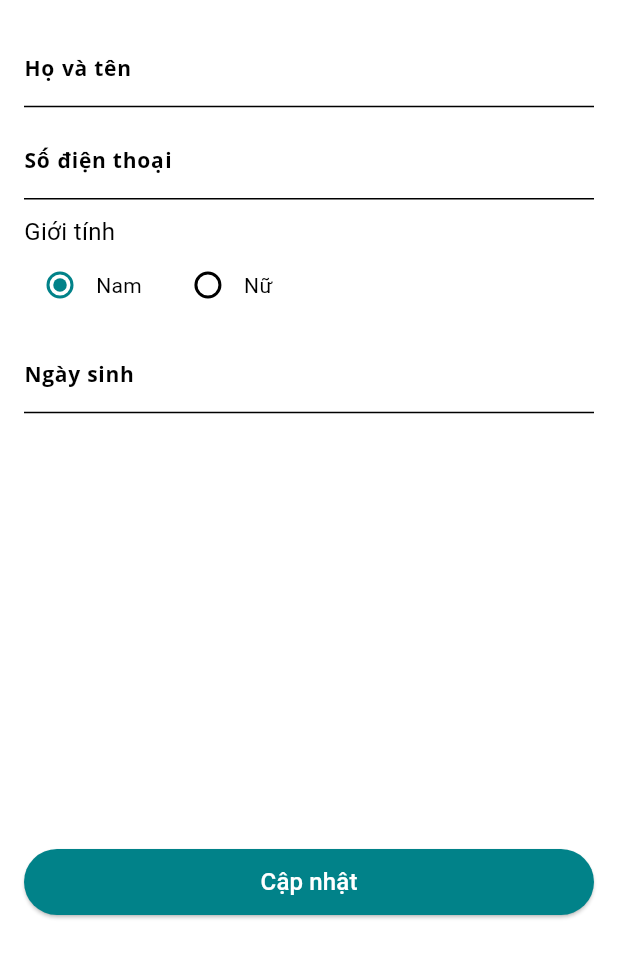
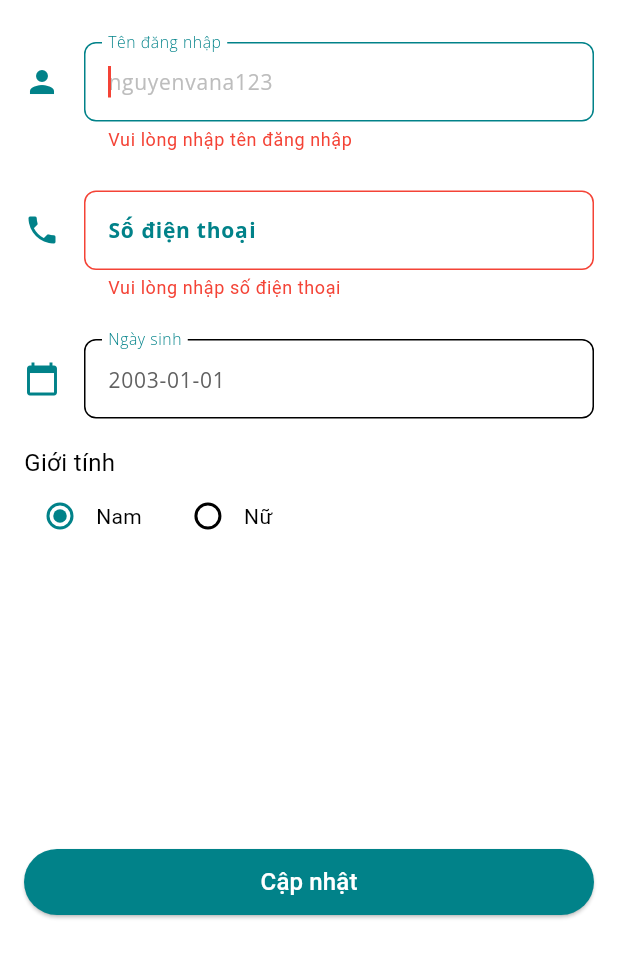
Before and after one commit to phamvlap/pharmacy-app, a Flutter app: the EditUserInformationScreen screen opened directly, after a tap on "Cập nhật", on a phone screen of 412 x 824 dp, the part 258-1236 px from its top. Run offline on Flutter 3.47's test engine with Material 3 defaults, Android fonts, the phone set to English and light mode, and no system bars; our stand-ins replace carousel_slider, google_fonts; accounts and stored records are empty.

Commit message:
feat: update form fields in edit user information screen

```diff
--- a/lib/models/user.dart
+++ b/lib/models/user.dart
@@ -23,6 +23,8 @@ class User {
     String? password,
     String? phoneNumber,
     String? avatarUrl,
+    String? gender,
+    String? dateOfBirth,
   }) {
     return User(
       id: id ?? this.id,
@@ -30,6 +32,8 @@ class User {
       password: password ?? this.password,
       phoneNumber: phoneNumber ?? this.phoneNumber,
       avatarUrl: avatarUrl ?? this.avatarUrl,
+      gender: gender ?? this.gender,
+      dateOfBirth: dateOfBirth ?? this.dateOfBirth,
     );
   }
 }
--- a/lib/ui/auth_screen/login_screen.dart
+++ b/lib/ui/auth_screen/login_screen.dart
@@ -181,6 +181,7 @@ class _LoginScreenState extends State<LoginScreen> {
                       fontSize: AppFontSizes.textSmall,
                       color: Colors.grey[800],
                     ),
+                    textAlign: TextAlign.center,
                   ),
                   const SizedBox(height: 16.0),
                   Row(
@@ -193,7 +194,7 @@ class _LoginScreenState extends State<LoginScreen> {
                         logo: Image.asset(
                           'assets/logos/google.png',
                           width: 24.0,
-                          height: 24.0,
+                          height: 48.0,
                         ),
                         label: const Text('Google'),
                       ),
@@ -204,7 +205,7 @@ class _LoginScreenState extends State<LoginScreen> {
                         logo: Image.asset(
                           'assets/logos/facebook.png',
                           width: 24.0,
-                          height: 24.0,
+                          height: 48.0,
                         ),
                         label: const Text('Facebook'),
                       ),
--- a/lib/ui/auth_screen/register_screen.dart
+++ b/lib/ui/auth_screen/register_screen.dart
@@ -22,6 +22,8 @@ class _RegisterScreenState extends State<RegisterScreen> {
       username: '',
       phoneNumber: '',
       password: '',
+      gender: '',
+      dateOfBirth: '',
     );
     super.initState();
   }
--- a/lib/ui/components/text_form_field.dart
+++ b/lib/ui/components/text_form_field.dart
@@ -14,9 +14,10 @@ class AppTextFormField extends StatefulWidget {
   final bool? autoFocus;
   final TextInputType? keyboardType;
   final bool? hasSuffixIcon;
+  final void Function()? onTap;
 
-  const AppTextFormField({
-    super.key,
+  const AppTextFormField(
+      {super.key,
       this.initialValue,
       this.controller,
       this.icon,
@@ -28,7 +29,7 @@ class AppTextFormField extends StatefulWidget {
       this.autoFocus,
       this.keyboardType,
       this.hasSuffixIcon,
-  });
+      this.onTap});
 
   @override
   State<AppTextFormField> createState() => _AppTextFormFieldState();
@@ -40,8 +41,9 @@ class _AppTextFormFieldState extends State<AppTextFormField> {
 
   @override
   void initState() {
-    _formField['initialValue'] = widget.initialValue ?? '';
     _formField['controller'] = widget.controller;
+    _formField['initialValue'] =
+        (_formField['controller'] == null ? (widget.initialValue ?? '') : null);
     _formField['icon'] = widget.icon;
     _formField['label'] = widget.label ?? '';
     _formField['hintText'] = widget.hintText ?? '';
@@ -52,6 +54,7 @@ class _AppTextFormFieldState extends State<AppTextFormField> {
     _formField['autoFocus'] = widget.autoFocus ?? false;
     _formField['keyboardType'] = widget.keyboardType ?? TextInputType.text;
     _formField['hasSuffixIcon'] = widget.hasSuffixIcon ?? false;
+    _formField['onTap'] = widget.onTap;
     super.initState();
   }
 
@@ -138,6 +141,7 @@ class _AppTextFormFieldState extends State<AppTextFormField> {
           fontWeight: FontWeight.w400,
         ),
         obscureText: _formField['hasSuffixIcon'] ? !isVisibility : false,
+        onTap: _formField['onTap'],
       ),
     );
   }
--- a/lib/ui/user_screen/edit_user_information_screen.dart
+++ b/lib/ui/user_screen/edit_user_information_screen.dart
@@ -2,7 +2,9 @@ import 'dart:developer';
 import 'package:intl/intl.dart';
 import 'package:flutter/material.dart';
 
+import '../components/components.dart';
 import '../../utils/utils.dart';
+import '../../models/models.dart';
 
 class EditUserInformationScreen extends StatefulWidget {
   const EditUserInformationScreen({super.key});
@@ -18,6 +20,104 @@ class _EditUserInformationScreenState extends State<EditUserInformationScreen> {
   final TextEditingController _nameController = TextEditingController();
   final TextEditingController _phoneController = TextEditingController();
   final TextEditingController _dobController = TextEditingController();
+  late User _user;
+  final GlobalKey<FormState> _userInformationForm = GlobalKey<FormState>();
+
+  @override
+  void initState() {
+    _user = User(
+      id: '',
+      username: '',
+      phoneNumber: '',
+      password: '',
+      gender: '',
+      // dateOfBirth: DateTime(2003, 1, 1),
+      dateOfBirth: DateFormat('yyyy-MM-dd').format(DateTime(2003, 1, 1)),
+    );
+    _dobController.text = _user.dateOfBirth as String;
+    super.initState();
+  }
+
+  String? _validateUsername(String? value) {
+    if (value!.isEmpty) {
+      return 'Vui lòng nhập tên đăng nhập';
+    }
+    return null;
+  }
+
+  String? _validatePhoneNumber(String? value) {
+    if (value!.isEmpty) {
+      return 'Vui lòng nhập số điện thoại';
+    }
+    if (value.length < 10 || value.length > 11) {
+      return 'Số điện thoại có độ dài từ 10 đến 11 số';
+    }
+    return null;
+  }
+
+  Widget _buildUsernameField() {
+    return AppTextFormField(
+      initialValue: _user.username,
+      icon: Icons.person,
+      label: 'Tên đăng nhập',
+      hintText: 'nguyenvana123',
+      validator: (value) => _validateUsername(value!),
+      autoFocus: true,
+      onSaved: (value) {
+        _user = _user.copyWith(username: value);
+      },
+    );
+  }
+
+  Widget _buildPhoneNumberField() {
+    return AppTextFormField(
+      initialValue: _user.phoneNumber,
+      icon: Icons.phone,
+      label: 'Số điện thoại',
+      hintText: '',
+      validator: (value) => _validatePhoneNumber(value!),
+      keyboardType: TextInputType.phone,
+      onSaved: (value) {
+        _user = _user.copyWith(phoneNumber: value);
+      },
+    );
+  }
+
+  Widget _buildDateOfBirthField() {
+    return AppTextFormField(
+      // initialValue: _user.dateOfBirth,
+      icon: Icons.calendar_today,
+      label: 'Ngày sinh',
+      hintText: '',
+      onSaved: (value) {
+        _user = _user.copyWith(dateOfBirth: value);
+      },
+      controller: _dobController,
+      onTap: () async {
+        await showDatePicker(
+          context: context,
+          initialDate: DateTime.now(),
+          firstDate: DateTime(2015),
+          lastDate: DateTime(2025),
+        ).then((selectedDate) {
+          if (selectedDate != null) {
+            setState(() {
+              _selectedDate = selectedDate;
+              _dobController.text =
+                  DateFormat('dd/MM/yyyy').format(selectedDate);
+            });
+          }
+        });
+      },
+    );
+  }
+
+  Future<void> _saveForm() async {
+    final isValid = _userInformationForm.currentState!.validate();
+    if (!isValid) {
+      return;
+    }
+  }
 
   @override
   Widget build(BuildContext context) {
@@ -41,24 +141,22 @@ class _EditUserInformationScreenState extends State<EditUserInformationScreen> {
                     'assets/default_avatar.png',
                     width: 100,
                     height: 100,
-                    // fit: BoxFit.contain,
+                    fit: BoxFit.contain,
                   ),
-                  const SizedBox(height: 20.0),
-                  TextFormField(
-                    decoration: const InputDecoration(
-                      labelText: 'Họ và tên',
+                  Form(
+                    key: _userInformationForm,
+                    child: Column(
+                      children: [
+                        const SizedBox(height: 20.0),
+                        _buildUsernameField(),
+                        const SizedBox(height: 10.0),
+                        _buildPhoneNumberField(),
+                        const SizedBox(height: 10.0),
+                        _buildDateOfBirthField(),
+                        const SizedBox(height: 10.0),
+                      ],
                     ),
-                    controller: _nameController,
                   ),
-                  const SizedBox(height: 10.0),
-                  TextFormField(
-                    decoration: const InputDecoration(
-                      labelText: 'Số điện thoại',
-                    ),
-                    keyboardType: TextInputType.phone,
-                    controller: _phoneController,
-                  ),
-                  const SizedBox(height: 10.0),
                   Column(
                     crossAxisAlignment: CrossAxisAlignment.start,
                     children: <Widget>[
@@ -100,38 +198,12 @@ class _EditUserInformationScreenState extends State<EditUserInformationScreen> {
                     ],
                   ),
                   const SizedBox(height: 10.0),
-                  TextFormField(
-                    decoration: const InputDecoration(
-                      labelText: 'Ngày sinh',
-                    ),
-                    controller: _dobController,
-                    onTap: () async {
-                      // FocusScope.of(context).requestFocus(FocusNode());
-                      log('Showing date picker');
-                      await showDatePicker(
-                        context: context,
-                        initialDate: DateTime.now(),
-                        firstDate: DateTime(2015),
-                        lastDate: DateTime(2025),
-                      ).then((selectedDate) {
-                        if (selectedDate != null) {
-                          setState(() {
-                            _selectedDate = selectedDate;
-                            _dobController.text =
-                                DateFormat('dd/MM/yyyy').format(selectedDate);
-                          });
-                        }
-                      });
-                    },
-                  ),
-                  const SizedBox(height: 10.0),
-                  const Spacer(),
                 ],
               ),
             ),
             ElevatedButton(
               onPressed: () {
-                log('Updating user information');
+                _saveForm();
               },
               style: ElevatedButton.styleFrom(
                 foregroundColor: AppColors.whiteColor,
--- a/lib/ui/user_screen/user_information_screen.dart
+++ b/lib/ui/user_screen/user_information_screen.dart
@@ -33,9 +33,9 @@ class UserInformationScreen extends StatelessWidget {
             const UserInformationRecord(
                 title: 'Số điện thoại', content: '0364235462'),
             Divider(color: Colors.grey[200]),
+            const UserInformationRecord(title: 'Ngày sinh'),
+            Divider(color: Colors.grey[200]),
             const UserInformationRecord(title: 'Giới tính'),
-            Divider(color: Colors.grey[200]),
-            const UserInformationRecord(title: 'Ngày sinh'),
             const Spacer(),
             ElevatedButton(
               onPressed: () {
```
Lines whose indentation alone changed are shown as unchanged.
